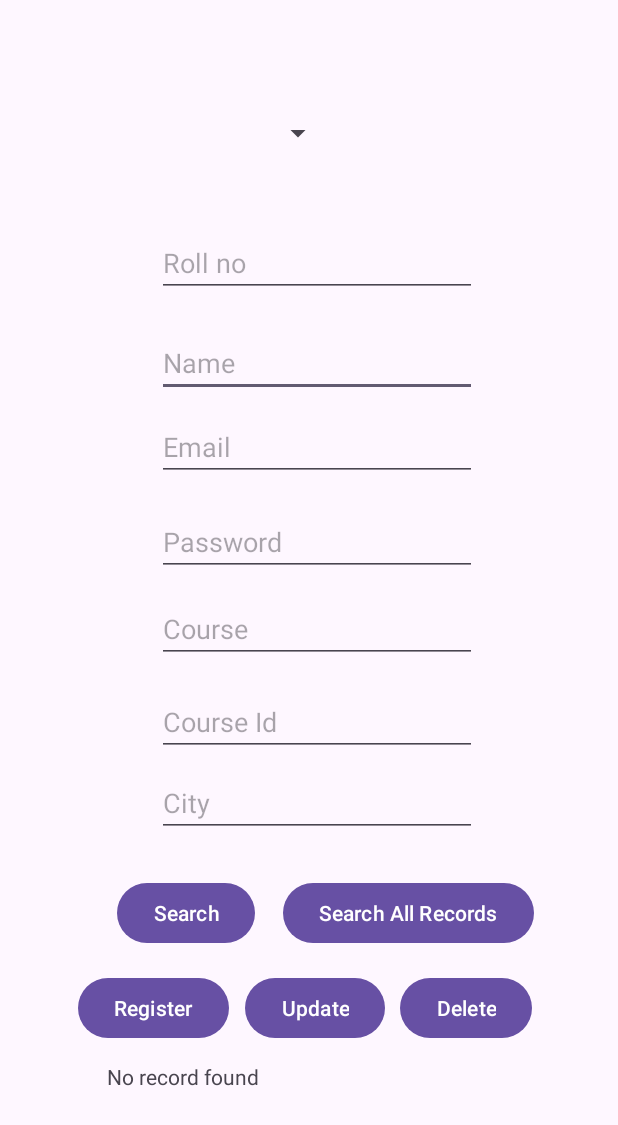
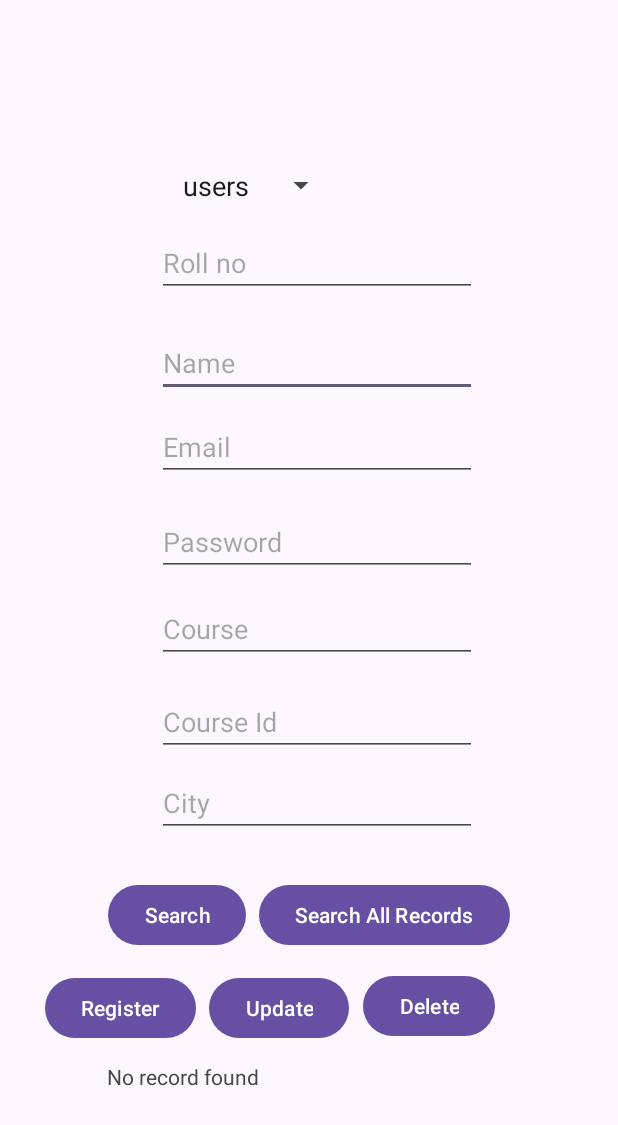
Before and after one commit to SuperShotRETRO/Main-Android, an Android app: the Database screen opened directly, with no data from a screen before it, after a tap on "Search All Records", on a phone screen of 412 x 824 dp. Shown: the top 1125 px of the screen. Run offline under Robolectric (Android 15) with nearby library versions, the light colour scheme and no system bars; 1 statement that could not run was skipped; 2 other taps on this screen came first.

Commit message:
Table Selector

```diff
--- a/app/src/main/java/com/example/swaraj_main/Database.java
+++ b/app/src/main/java/com/example/swaraj_main/Database.java
@@ -2,14 +2,19 @@ package com.example.swaraj_main;
 
 import android.database.Cursor;
 import android.os.Bundle;
+import android.view.View;
+import android.widget.AdapterView;
+import android.widget.ArrayAdapter;
 import android.widget.Button;
 import android.widget.EditText;
+import android.widget.Spinner;
 import android.widget.TextView;
 import android.widget.Toast;
 
 import androidx.annotation.Nullable;
 import androidx.appcompat.app.AppCompatActivity;
 
+import java.util.ArrayList;
 import java.util.Arrays;
 
 public class Database extends AppCompatActivity {
@@ -20,6 +25,10 @@ public class Database extends AppCompatActivity {
     Button regBtn, searchStdBtn, searchallbtn, updateBtn, deleteBtn;
 
     DatabaseUtils db;
+
+    Spinner tableSelector;
+
+    private String tableName;
 
     @Override
     protected void onCreate(@Nullable Bundle savedInstanceState) {
@@ -42,11 +51,28 @@ public class Database extends AppCompatActivity {
         updateBtn = findViewById(R.id.updateBtn);
         deleteBtn = findViewById(R.id.deleteBtn);
 
+        tableSelector = findViewById(R.id.tableSelector);
+
         db = new DatabaseUtils(this);
         Toast.makeText(getApplicationContext(),"Database", Toast.LENGTH_LONG).show();
 
-        String[] str = new String[]{Arrays.toString(db.fetchTables())};
-        result.setText(str[0]);
+        ArrayList<String> items = db.fetchTables();
+        items.remove(0);
+        items.remove("sqlite_sequence");
+        ArrayAdapter<String> adapter = new ArrayAdapter<>(this, android.R.layout.simple_gallery_item,items);
+        tableSelector.setAdapter(adapter);
+
+        tableSelector.setOnItemSelectedListener(new AdapterView.OnItemSelectedListener() {
+            @Override
+            public void onItemSelected(AdapterView<?> adapterView, View view, int i, long l) {
+                tableName = items.get(i);
+            }
+
+            @Override
+            public void onNothingSelected(AdapterView<?> adapterView) {
+
+            }
+        });
 
         regBtn.setOnClickListener(v->{
 
@@ -58,7 +84,7 @@ public class Database extends AppCompatActivity {
             String cityText = city.getText().toString();
 
             if(!(nameText.isEmpty() && emailText.isEmpty() && passwordText.isEmpty() && courseText.isEmpty() && courseIdText.isEmpty() && cityText.isEmpty())){
-                boolean res = db.register(nameText,emailText,passwordText,courseText,courseIdText,cityText);
+                boolean res = db.register(tableName,nameText,emailText,passwordText,courseText,courseIdText,cityText);
                 if (res){
                     Toast.makeText(getApplicationContext(),"User Created", Toast.LENGTH_LONG).show();
                 }
@@ -84,7 +110,7 @@ public class Database extends AppCompatActivity {
         });
 
         searchallbtn.setOnClickListener(v -> {
-            Cursor record  = db.getRecords();
+            Cursor record  = db.getRecords(tableName);
             if (!(record.getCount() == 0)) {
                 while (record.moveToNext()) {
                     result.setText(String.format("Search result:\nRoll no: %s\nName: %s\nEmail:  %s", record.getInt(0), record.getString(1), record.getString(2)));
@@ -95,7 +121,6 @@ public class Database extends AppCompatActivity {
         });
 
         updateBtn.setOnClickListener(v -> {
-
             String rollText = rollno.getText().toString();
             String nameText = name.getText().toString();
             String emailText = email.getText().toString();
@@ -105,7 +130,7 @@ public class Database extends AppCompatActivity {
             String cityText = city.getText().toString();
 
             if(!(rollText.isEmpty() && nameText.isEmpty() && emailText.isEmpty() && passwordText.isEmpty() && courseText.isEmpty() && courseIdText.isEmpty() && cityText.isEmpty())){
-                boolean res = db.updateRecord(Integer.parseInt(rollText),nameText,emailText,passwordText,courseText,courseIdText,cityText);
+                boolean res = db.updateRecord(tableName,Integer.parseInt(rollText),nameText,emailText,passwordText,courseText,courseIdText,cityText);
                 if (res){
                     Toast.makeText(getApplicationContext(),"User Updated", Toast.LENGTH_LONG).show();
                 }
@@ -122,7 +147,7 @@ public class Database extends AppCompatActivity {
             String rollText = rollno.getText().toString();
 
             if(!(rollText.isEmpty())){
-                boolean res = db.deleteRecord(Integer.parseInt(rollText));
+                boolean res = db.deleteRecord(tableName,Integer.parseInt(rollText));
                 if (res){
                     Toast.makeText(getApplicationContext(),"User Updated", Toast.LENGTH_LONG).show();
                 }
--- a/app/src/main/java/com/example/swaraj_main/DatabaseUtils.java
+++ b/app/src/main/java/com/example/swaraj_main/DatabaseUtils.java
@@ -1,5 +1,6 @@
 package com.example.swaraj_main;
 
+import android.annotation.SuppressLint;
 import android.content.ContentValues;
 import android.content.Context;
 import android.database.Cursor;
@@ -8,6 +9,8 @@ import android.database.sqlite.SQLiteOpenHelper;
 import android.text.Editable;
 
 import androidx.annotation.Nullable;
+
+import java.util.ArrayList;
 
 public class DatabaseUtils extends SQLiteOpenHelper {
 
@@ -30,17 +33,23 @@ public class DatabaseUtils extends SQLiteOpenHelper {
 
     }
 
-    public String[] fetchTables(){
-        Cursor tables = database.rawQuery("select table_name from mcaDb;",null);
-        if(!(tables.getCount() == 0)){
-            return tables.getColumnNames();
+    @SuppressLint("Range")
+    public ArrayList<String> fetchTables(){
+        ArrayList<String> tableNAmes = new ArrayList<String>();
+        Cursor tables = database.rawQuery("select name from sqlite_master where type='table'",null);
+        if(tables.moveToFirst()){
+            while(!tables.isAfterLast()){
+                tableNAmes.add(tables.getString(tables.getColumnIndex("name")));
+                tables.moveToNext();
+            }
+            return tableNAmes;
         }
         else {
             return null;
         }
     }
 
-    public boolean register(String  name,String email, String password,String course, String courseid, String city){
+    public boolean register(String tableName,String  name,String email, String password,String course, String courseid, String city){
 
         ContentValues cv = new ContentValues();
         cv.put("name",name);
@@ -50,7 +59,7 @@ public class DatabaseUtils extends SQLiteOpenHelper {
         cv.put("courseid",courseid);
         cv.put("city",city);
 
-        long res = database.insert("users",null,cv);
+        long res = database.insert(tableName,null,cv);
 
         if(res == 1){
             return true;
@@ -60,9 +69,9 @@ public class DatabaseUtils extends SQLiteOpenHelper {
         }
     }
 
-    public Cursor getRecords(){
+    public Cursor getRecords(String tableName){
 
-        Cursor record = database.rawQuery("select * from users",null);
+        Cursor record = database.rawQuery(String.format("select * from %s",tableName),null);
         if(!(record.getCount() == 0)){
             return record;
         }
@@ -71,16 +80,6 @@ public class DatabaseUtils extends SQLiteOpenHelper {
         }
     }
 
-    public Cursor searchRecord(int rollno){
-
-        Cursor record = database.rawQuery(String.format("select * from users where rollno = %s",rollno),null);
-        if(record.getCount() > 0){
-            return record;
-        }
-        else {
-            return null;
-        }
-    }
     public Cursor searchRecord(Editable rollno, Editable email, Editable course, Editable courseid, Editable city){
 
         String rollnoQ = rollno.toString().isEmpty()?"":String.format("rollno = %s and",rollno.toString());
@@ -99,7 +98,7 @@ public class DatabaseUtils extends SQLiteOpenHelper {
         }
     }
 
-    public boolean updateRecord(Integer rollno, String name,String email, String password,String course, String courseid, String city){
+    public boolean updateRecord(String tableName,Integer rollno, String name,String email, String password,String course, String courseid, String city){
 
         ContentValues cv = new ContentValues();
         cv.put("name",name);
@@ -109,7 +108,7 @@ public class DatabaseUtils extends SQLiteOpenHelper {
         cv.put("courseid",courseid);
         cv.put("city",city);
 
-        long res = database.update("users",cv,"rollno=?",new String[]{rollno.toString()});
+        long res = database.update(tableName,cv,"rollno=?",new String[]{rollno.toString()});
 
         if(res == 1){
             return false;
@@ -119,9 +118,9 @@ public class DatabaseUtils extends SQLiteOpenHelper {
         }
     }
 
-    public boolean deleteRecord(Integer rollno){
+    public boolean deleteRecord(String tableName,Integer rollno){
 
-        long res = database.delete("users","rollno=?",new String[]{rollno.toString()});
+        long res = database.delete(tableName,"rollno=?",new String[]{rollno.toString()});
 
         if(res == 1){
             return false;
--- a/app/src/main/res/layout/database.xml
+++ b/app/src/main/res/layout/database.xml
@@ -47,7 +47,7 @@
         android:layout_height="wrap_content"
         android:layout_alignParentEnd="true"
         android:layout_alignParentBottom="true"
-        android:layout_marginEnd="259dp"
+        android:layout_marginEnd="281dp"
         android:layout_marginBottom="128dp"
         android:text="Register" />
 
@@ -69,8 +69,8 @@
         android:layout_height="wrap_content"
         android:layout_alignParentEnd="true"
         android:layout_alignParentBottom="true"
-        android:layout_marginEnd="242dp"
-        android:layout_marginBottom="191dp"
+        android:layout_marginEnd="248dp"
+        android:layout_marginBottom="190dp"
         android:text="Search" />
 
     <TextView
@@ -88,8 +88,8 @@
         android:layout_height="wrap_content"
         android:layout_alignParentEnd="true"
         android:layout_alignParentBottom="true"
-        android:layout_marginEnd="56dp"
-        android:layout_marginBottom="191dp"
+        android:layout_marginEnd="72dp"
+        android:layout_marginBottom="190dp"
         android:text="Search All Records" />
 
     <EditText
@@ -134,7 +134,7 @@
         android:layout_height="wrap_content"
         android:layout_alignParentEnd="true"
         android:layout_alignParentBottom="true"
-        android:layout_marginEnd="155dp"
+        android:layout_marginEnd="179dp"
         android:layout_marginBottom="128dp"
         android:text="Update" />
 
@@ -144,16 +144,17 @@
         android:layout_height="wrap_content"
         android:layout_alignParentEnd="true"
         android:layout_alignParentBottom="true"
-        android:layout_marginEnd="57dp"
-        android:layout_marginBottom="128dp"
+        android:layout_marginEnd="82dp"
+        android:layout_marginBottom="129dp"
         android:text="Delete" />
 
     <Spinner
-        android:id="@+id/spinner"
+        android:id="@+id/tableSelector"
         android:layout_width="wrap_content"
         android:layout_height="wrap_content"
         android:layout_alignParentEnd="true"
         android:layout_alignParentBottom="true"
-        android:layout_marginEnd="189dp"
-        android:layout_marginBottom="723dp" />
+        android:layout_marginEnd="187dp"
+        android:layout_marginBottom="688dp" />
+
 </RelativeLayout>
```
